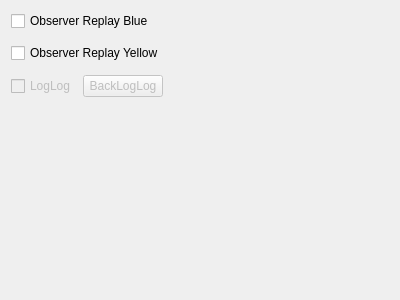
Old version of the form src/logplayer/replayteamwidget.ui in the repository robotics-erlangen/framework.
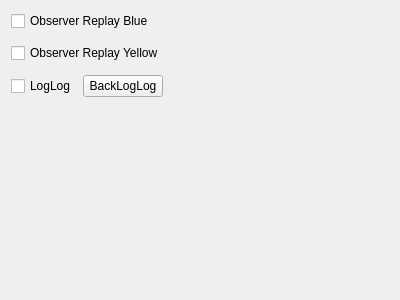
New version of the form. Custom widgets are drawn as their Qt base class.

The edit to the form file:
```diff
--- a/src/logplayer/replayteamwidget.ui
+++ b/src/logplayer/replayteamwidget.ui
@@ -60,7 +60,7 @@
      <item>
       <widget class="QCheckBox" name="loglog">
        <property name="enabled">
-        <bool>false</bool>
+        <bool>true</bool>
        </property>
        <property name="text">
         <string>LogLog</string>
@@ -70,7 +70,7 @@
      <item>
       <widget class="QPushButton" name="backloglog">
        <property name="enabled">
-        <bool>false</bool>
+        <bool>true</bool>
        </property>
        <property name="text">
         <string>BackLogLog</string>
```
